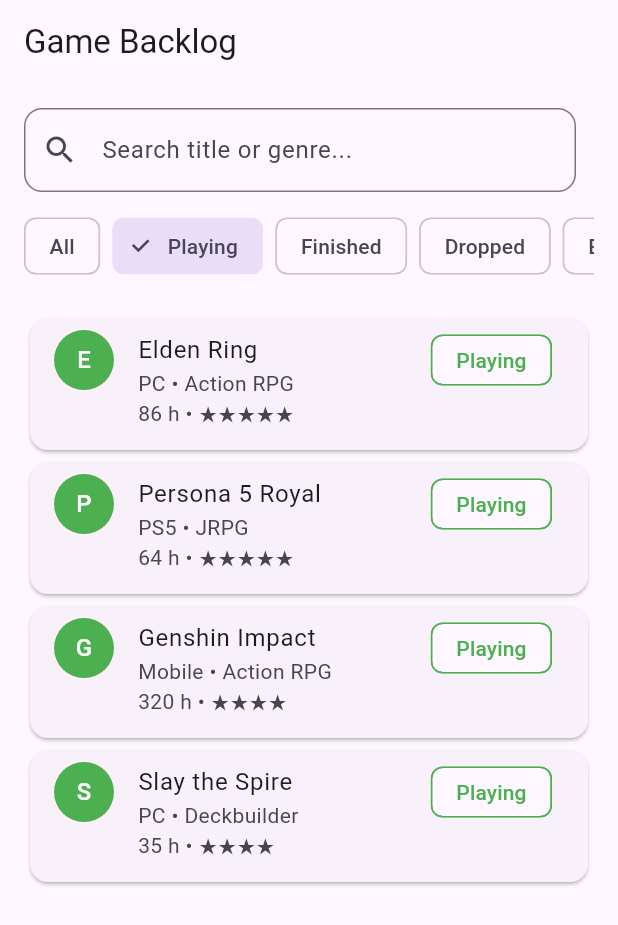
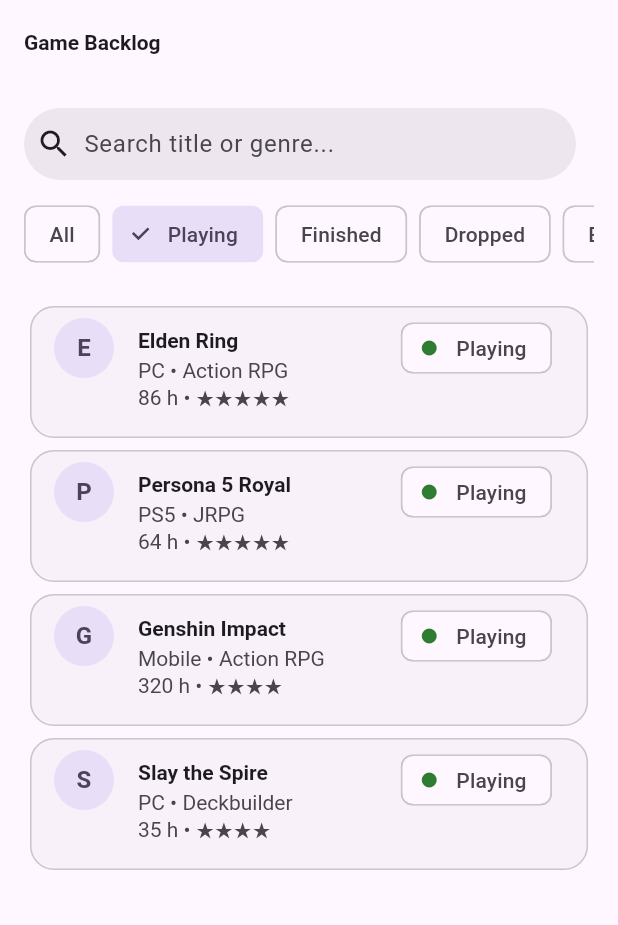
Before and after one commit to Intan-afk/VP-Homework2-Intan-Adhara-Tangkelangi, a Flutter app: the screen it shows after launch, after a tap on "Playing", on a phone screen of 412 x 824 dp. Shown: the top 925 px of the screen. Run offline on Flutter 3.47's test engine with Material 3 defaults, Android fonts, the phone set to English and light mode, and no system bars.

Commit message:
feat: apply Material 3 folder Theme

```diff
--- a/lib/main.dart
+++ b/lib/main.dart
@@ -1,6 +1,6 @@
 import 'package:flutter/material.dart';
-
 import 'screens/backlog_screen.dart';
+import 'theme/app_theme.dart';
 
 void main() {
   runApp(const FandomVaultApp());
@@ -14,7 +14,9 @@
     return MaterialApp(
       title: 'Fandom Vault',
       debugShowCheckedModeBanner: false,
-      theme: ThemeData(colorSchemeSeed: Colors.deepPurple, useMaterial3: true),
+      theme: AppTheme.light(),
+      darkTheme: AppTheme.dark(),
+      themeMode: ThemeMode.system,
       home: const BacklogScreen(),
     );
   }
--- /dev/null
+++ b/lib/theme/app_colors.dart
@@ -0,0 +1,20 @@
+import 'package:flutter/material.dart';
+
+class AppColors {
+  const AppColors._();
+
+  // Brand: deep violet seed. Material 3 generates the full palette from it.
+  static const Color seed = Color(0xFF6D28D9);
+
+  // Status colours: light mode.
+  static const Color playingLight = Color(0xFF2E7D32);
+  static const Color finishedLight = Color(0xFF1565C0);
+  static const Color droppedLight = Color(0xFFC62828);
+  static const Color backlogLight = Color(0xFFB45309);
+
+  // Status colours: dark mode.
+  static const Color playingDark = Color(0xFF81C784);
+  static const Color finishedDark = Color(0xFF64B5F6);
+  static const Color droppedDark = Color(0xFFE57373);
+  static const Color backlogDark = Color(0xFFFFB74D);
+}
--- /dev/null
+++ b/lib/theme/app_theme.dart
@@ -0,0 +1,65 @@
+import 'package:flutter/material.dart';
+
+import 'app_colors.dart';
+import 'status_colors.dart';
+
+class AppTheme {
+  const AppTheme._();
+
+  static ThemeData light() => _build(Brightness.light, StatusColors.light);
+
+  static ThemeData dark() => _build(Brightness.dark, StatusColors.dark);
+
+  static ThemeData _build(Brightness brightness, StatusColors statusColors) {
+    final colorScheme = ColorScheme.fromSeed(
+      seedColor: AppColors.seed,
+      brightness: brightness,
+    );
+    final base = ThemeData(colorScheme: colorScheme, useMaterial3: true);
+
+    final textTheme = base.textTheme.copyWith(
+      titleLarge: base.textTheme.titleLarge?.copyWith(
+        fontWeight: FontWeight.w700,
+      ),
+      titleMedium: base.textTheme.titleMedium?.copyWith(
+        fontWeight: FontWeight.w700,
+      ),
+    );
+
+    return base.copyWith(
+      textTheme: textTheme,
+      appBarTheme: AppBarTheme(
+        backgroundColor: colorScheme.surface,
+        foregroundColor: colorScheme.onSurface,
+        scrolledUnderElevation: 0,
+        titleTextStyle: textTheme.titleLarge?.copyWith(
+          color: colorScheme.onSurface,
+        ),
+      ),
+      cardTheme: CardThemeData(
+        elevation: 0,
+        color: colorScheme.surfaceContainerLow,
+        shape: RoundedRectangleBorder(
+          borderRadius: BorderRadius.circular(16),
+          side: BorderSide(color: colorScheme.outlineVariant),
+        ),
+      ),
+      listTileTheme: ListTileThemeData(
+        titleTextStyle: textTheme.titleMedium?.copyWith(
+          color: colorScheme.onSurface,
+        ),
+        subtitleTextStyle: textTheme.bodyMedium?.copyWith(
+          color: colorScheme.onSurfaceVariant,
+        ),
+      ),
+      searchBarTheme: SearchBarThemeData(
+        elevation: const WidgetStatePropertyAll<double>(0),
+        backgroundColor: WidgetStatePropertyAll<Color>(
+          colorScheme.surfaceContainerHigh,
+        ),
+        constraints: const BoxConstraints(minHeight: 48),
+      ),
+      extensions: <ThemeExtension<dynamic>>[statusColors],
+    );
+  }
+}
--- /dev/null
+++ b/lib/theme/status_colors.dart
@@ -0,0 +1,68 @@
+import 'package:flutter/material.dart';
+
+import '../models/game.dart';
+import 'app_colors.dart';
+
+@immutable
+class StatusColors extends ThemeExtension<StatusColors> {
+  const StatusColors({
+    required this.playing,
+    required this.finished,
+    required this.dropped,
+    required this.backlog,
+  });
+
+  final Color playing;
+  final Color finished;
+  final Color dropped;
+  final Color backlog;
+
+  Color colorFor(GameStatus status) {
+    return switch (status) {
+      GameStatus.playing => playing,
+      GameStatus.finished => finished,
+      GameStatus.dropped => dropped,
+      GameStatus.backlog => backlog,
+    };
+  }
+
+  static const StatusColors light = StatusColors(
+    playing: AppColors.playingLight,
+    finished: AppColors.finishedLight,
+    dropped: AppColors.droppedLight,
+    backlog: AppColors.backlogLight,
+  );
+
+  static const StatusColors dark = StatusColors(
+    playing: AppColors.playingDark,
+    finished: AppColors.finishedDark,
+    dropped: AppColors.droppedDark,
+    backlog: AppColors.backlogDark,
+  );
+
+  @override
+  StatusColors copyWith({
+    Color? playing,
+    Color? finished,
+    Color? dropped,
+    Color? backlog,
+  }) {
+    return StatusColors(
+      playing: playing ?? this.playing,
+      finished: finished ?? this.finished,
+      dropped: dropped ?? this.dropped,
+      backlog: backlog ?? this.backlog,
+    );
+  }
+
+  @override
+  StatusColors lerp(ThemeExtension<StatusColors>? other, double t) {
+    if (other is! StatusColors) return this;
+    return StatusColors(
+      playing: Color.lerp(playing, other.playing, t)!,
+      finished: Color.lerp(finished, other.finished, t)!,
+      dropped: Color.lerp(dropped, other.dropped, t)!,
+      backlog: Color.lerp(backlog, other.backlog, t)!,
+    );
+  }
+}
--- a/lib/widgets/empty_state.dart
+++ b/lib/widgets/empty_state.dart
@@ -2,16 +2,26 @@
 
 class EmptyState extends StatelessWidget {
   const EmptyState({super.key});
-
   @override
   Widget build(BuildContext context) {
-    return const Center(
+    final theme = Theme.of(context);
+
+    return Center(
       child: Column(
         mainAxisSize: MainAxisSize.min,
         children: [
-          Icon(Icons.videogame_asset_off, size: 64, color: Colors.grey),
-          SizedBox(height: 12),
-          Text('No games match your search or filters.'),
+          Icon(
+            Icons.videogame_asset_off,
+            size: 64,
+            color: theme.colorScheme.outline,
+          ),
+          const SizedBox(height: 12),
+          Text(
+            'No games match your search or filters.',
+            style: theme.textTheme.bodyLarge?.copyWith(
+              color: theme.colorScheme.onSurfaceVariant,
+            ),
+          ),
         ],
       ),
     );
--- a/lib/widgets/game_card.dart
+++ b/lib/widgets/game_card.dart
@@ -1,25 +1,28 @@
 import 'package:flutter/material.dart';
 
 import '../models/game.dart';
-import 'status_badge.dart';
 import 'status_picker.dart';
 
-/// List-layout item.
 class GameCard extends StatelessWidget {
-  const GameCard({super.key, required this.game, required this.onStatusChange});
+  const GameCard({
+    super.key,
+    required this.game,
+    required this.onStatusChange,
+  });
 
   final Game game;
   final ValueChanged<GameStatus> onStatusChange;
 
   @override
   Widget build(BuildContext context) {
+    final scheme = Theme.of(context).colorScheme;
     final stars = game.rating > 0 ? '★' * game.rating : 'Unrated';
 
     return Card(
       child: ListTile(
         leading: CircleAvatar(
-          backgroundColor: statusColor(game.status),
-          foregroundColor: Colors.white,
+          backgroundColor: scheme.secondaryContainer,
+          foregroundColor: scheme.onSecondaryContainer,
           child: Text(game.title[0]),
         ),
         title: Text(game.title),
@@ -28,7 +31,10 @@
           '${game.hoursPlayed} h • $stars',
         ),
         isThreeLine: true,
-        trailing: StatusPicker(status: game.status, onSelected: onStatusChange),
+        trailing: StatusPicker(
+          status: game.status,
+          onSelected: onStatusChange,
+        ),
       ),
     );
   }
--- a/lib/widgets/game_grid_tile.dart
+++ b/lib/widgets/game_grid_tile.dart
@@ -1,10 +1,8 @@
 import 'package:flutter/material.dart';
 
 import '../models/game.dart';
-import 'status_badge.dart';
 import 'status_picker.dart';
 
-/// Grid-layout item.
 class GameGridTile extends StatelessWidget {
   const GameGridTile({
     super.key,
@@ -17,6 +15,8 @@
 
   @override
   Widget build(BuildContext context) {
+    final theme = Theme.of(context);
+    final scheme = theme.colorScheme;
     final stars = game.rating > 0 ? '★' * game.rating : 'Unrated';
 
     return Card(
@@ -27,19 +27,23 @@
           mainAxisAlignment: MainAxisAlignment.spaceBetween,
           children: [
             CircleAvatar(
-              backgroundColor: statusColor(game.status),
-              foregroundColor: Colors.white,
+              backgroundColor: scheme.secondaryContainer,
+              foregroundColor: scheme.onSecondaryContainer,
               child: Text(game.title[0]),
             ),
             Text(
               game.title,
               maxLines: 2,
               overflow: TextOverflow.ellipsis,
-              style: Theme.of(context).textTheme.titleSmall,
+              style: theme.textTheme.titleMedium?.copyWith(
+                color: scheme.onSurface,
+              ),
             ),
             Text(
               '${game.platform} • ${game.hoursPlayed} h\n$stars',
-              style: Theme.of(context).textTheme.bodySmall,
+              style: theme.textTheme.bodyMedium?.copyWith(
+                color: scheme.onSurfaceVariant,
+              ),
             ),
             StatusPicker(status: game.status, onSelected: onStatusChange),
           ],
--- a/lib/widgets/search_field.dart
+++ b/lib/widgets/search_field.dart
@@ -7,15 +7,10 @@
 
   @override
   Widget build(BuildContext context) {
-    return TextField(
+    return SearchBar(
+      hintText: 'Search title or genre...',
+      leading: const Icon(Icons.search),
       onChanged: onChanged,
-      decoration: const InputDecoration(
-        prefixIcon: Icon(Icons.search),
-        hintText: 'Search title or genre...',
-        border: OutlineInputBorder(
-          borderRadius: BorderRadius.all(Radius.circular(12)),
-        ),
-      ),
     );
   }
 }
--- a/lib/widgets/status_badge.dart
+++ b/lib/widgets/status_badge.dart
@@ -1,21 +1,8 @@
 import 'package:flutter/material.dart';
 
 import '../models/game.dart';
+import '../theme/status_colors.dart';
 
-Color statusColor(GameStatus status) {
-  switch (status) {
-    case GameStatus.playing:
-      return Colors.green;
-    case GameStatus.finished:
-      return Colors.blue;
-    case GameStatus.dropped:
-      return Colors.red;
-    case GameStatus.backlog:
-      return Colors.orange;
-  }
-}
-
-/// Display-only coloured chip for a [GameStatus].
 class StatusBadge extends StatelessWidget {
   const StatusBadge({super.key, required this.status});
 
@@ -23,11 +10,11 @@
 
   @override
   Widget build(BuildContext context) {
-    final color = statusColor(status);
+    final color = Theme.of(context).extension<StatusColors>()!.colorFor(status);
+
     return Chip(
+      avatar: Icon(Icons.circle, size: 12, color: color),
       label: Text(status.label),
-      labelStyle: TextStyle(color: color),
-      side: BorderSide(color: color),
       visualDensity: VisualDensity.compact,
     );
   }
```
